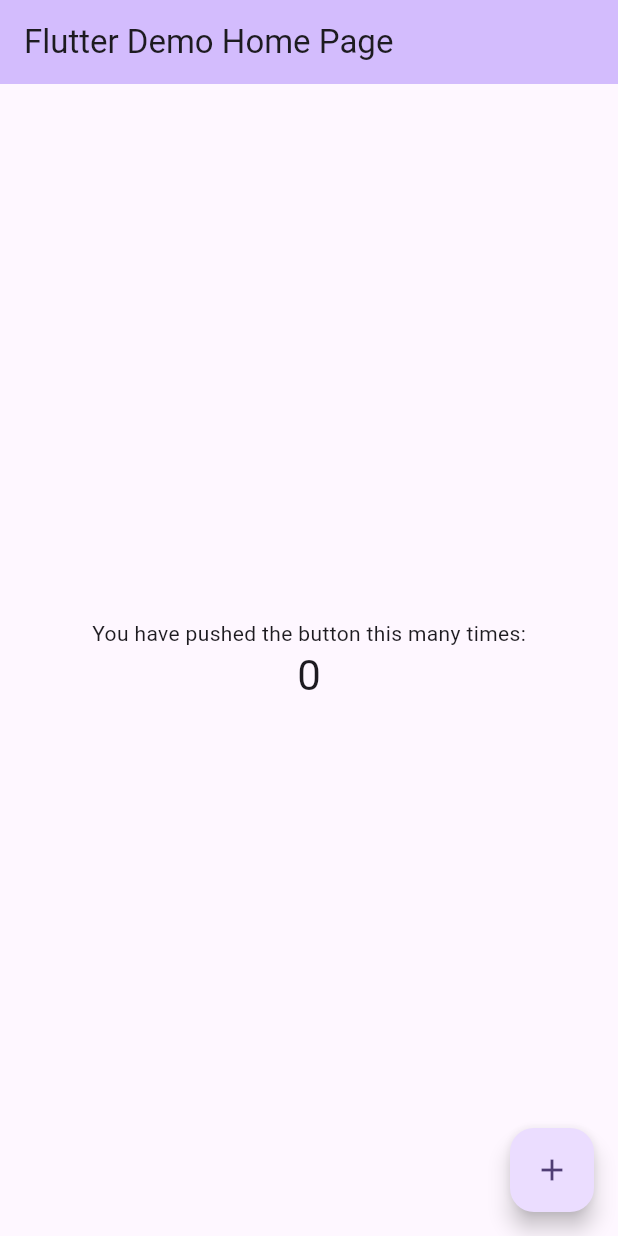
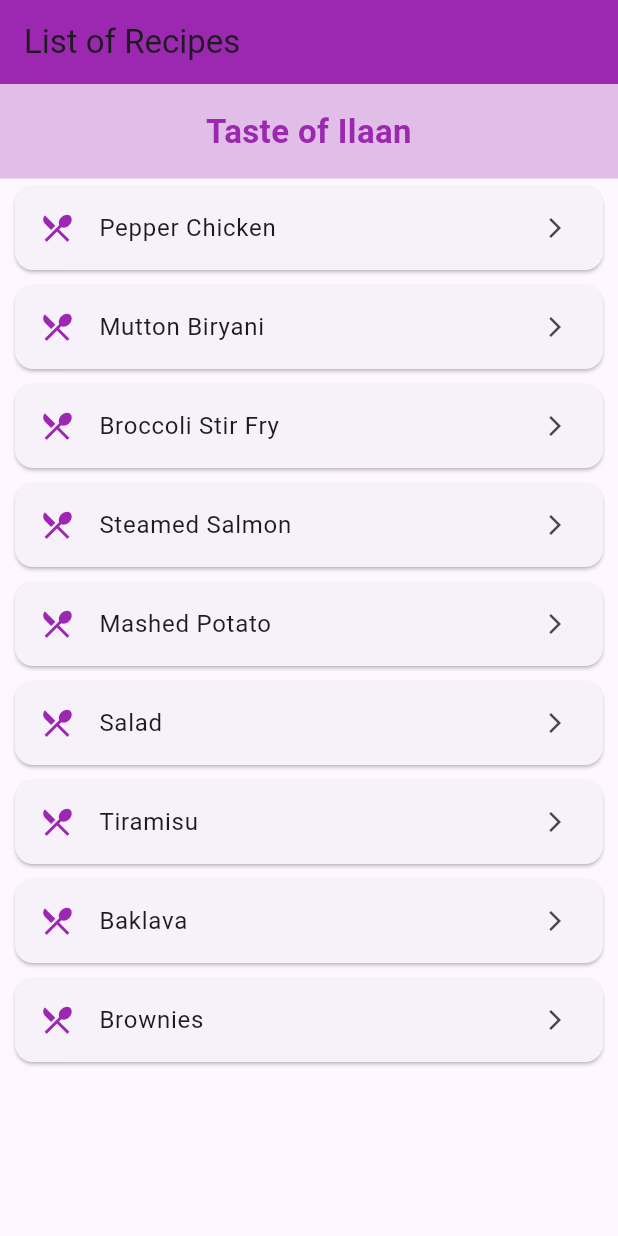
Before and after one commit to Lavanyathangaraj/mad_cw02, a Flutter app: the screen it shows after launch, on a phone screen of 412 x 824 dp. Run offline on Flutter 3.47's test engine with Material 3 defaults, Android fonts, the phone set to English and light mode, and no system bars.

Commit message:
HomeScreen - List of recepies

```diff
--- /dev/null
+++ b/lib/homeScreen.dart
@@ -0,0 +1,65 @@
+import 'package:flutter/material.dart';
+
+class HomeScreen extends StatelessWidget {
+  final List<String> recipes = [
+    'Pepper Chicken',
+    'Mutton Biryani',
+    'Broccoli Stir Fry',
+    'Steamed Salmon',
+    'Mashed Potato',
+    'Salad',
+    'Tiramisu',
+    'Baklava',
+    'Brownies',
+  ];
+
+  @override
+  Widget build(BuildContext context) {
+    return Scaffold(
+      appBar: AppBar(
+        title: const Text('List of Recipes'),
+        backgroundColor: Colors.purple,
+      ),
+      body: Column(
+        crossAxisAlignment: CrossAxisAlignment.start,
+        children: [
+          Container(
+            width: double.infinity,
+            color: Colors.purple[100],
+            padding: const EdgeInsets.all(16.0),
+            child: const Text(
+              'Taste of Ilaan',
+              style: TextStyle(
+                fontSize: 22,
+                fontWeight: FontWeight.bold,
+                color: Colors.purple,
+              ),
+              textAlign: TextAlign.center,
+            ),
+          ),
+
+          Expanded(
+            child: ListView.builder(
+              itemCount: recipes.length,
+              itemBuilder: (context, index) {
+                return Card(
+                  margin: const EdgeInsets.symmetric(horizontal: 10, vertical: 5),
+                  child: ListTile(
+                    leading: const Icon(Icons.restaurant_menu, color: Colors.purple),
+                    title: Text(recipes[index]),
+                    trailing: const Icon(Icons.arrow_forward_ios, size: 16),
+                    onTap: () {
+                      ScaffoldMessenger.of(context).showSnackBar(
+                        SnackBar(content: Text('Selected: ${recipes[index]}')),
+                      );
+                    },
+                  ),
+                );
+              },
+            ),
+          ),
+        ],
+      ),
+    );
+  }
+}
--- a/lib/main.dart
+++ b/lib/main.dart
@@ -1,4 +1,5 @@
 import 'package:flutter/material.dart';
+import 'homeScreen.dart'; // Make sure the file name matches exactly
 
 void main() {
   runApp(const MyApp());
@@ -7,116 +8,15 @@ void main() {
 class MyApp extends StatelessWidget {
   const MyApp({super.key});
 
-  // This widget is the root of your application.
   @override
   Widget build(BuildContext context) {
     return MaterialApp(
-      title: 'Flutter Demo',
+      debugShowCheckedModeBanner: false,
+      title: 'Recipe App',
       theme: ThemeData(
-        // This is the theme of your application.
-        //
-        // TRY THIS: Try running your application with "flutter run". You'll see
-        // the application has a purple toolbar. Then, without quitting the app,
-        // try changing the seedColor in the colorScheme below to Colors.green
-        // and then invoke "hot reload" (save your changes or press the "hot
-        // reload" button in a Flutter-supported IDE, or press "r" if you used
-        // the command line to start the app).
-        //
-        // Notice that the counter didn't reset back to zero; the application
-        // state is not lost during the reload. To reset the state, use hot
-        // restart instead.
-        //
-        // This works for code too, not just values: Most code changes can be
-        // tested with just a hot reload.
-        colorScheme: ColorScheme.fromSeed(seedColor: Colors.deepPurple),
+        primarySwatch: Colors.green,
       ),
-      home: const MyHomePage(title: 'Flutter Demo Home Page'),
+      home: HomeScreen(),
     );
   }
 }
-
-class MyHomePage extends StatefulWidget {
-  const MyHomePage({super.key, required this.title});
-
-  // This widget is the home page of your application. It is stateful, meaning
-  // that it has a State object (defined below) that contains fields that affect
-  // how it looks.
-
-  // This class is the configuration for the state. It holds the values (in this
-  // case the title) provided by the parent (in this case the App widget) and
-  // used by the build method of the State. Fields in a Widget subclass are
-  // always marked "final".
-
-  final String title;
-
-  @override
-  State<MyHomePage> createState() => _MyHomePageState();
-}
-
-class _MyHomePageState extends State<MyHomePage> {
-  int _counter = 0;
-
-  void _incrementCounter() {
-    setState(() {
-      // This call to setState tells the Flutter framework that something has
-      // changed in this State, which causes it to rerun the build method below
-      // so that the display can reflect the updated values. If we changed
-      // _counter without calling setState(), then the build method would not be
-      // called again, and so nothing would appear to happen.
-      _counter++;
-    });
-  }
-
-  @override
-  Widget build(BuildContext context) {
-    // This method is rerun every time setState is called, for instance as done
-    // by the _incrementCounter method above.
-    //
-    // The Flutter framework has been optimized to make rerunning build methods
-    // fast, so that you can just rebuild anything that needs updating rather
-    // than having to individually change instances of widgets.
-    return Scaffold(
-      appBar: AppBar(
-        // TRY THIS: Try changing the color here to a specific color (to
-        // Colors.amber, perhaps?) and trigger a hot reload to see the AppBar
-        // change color while the other colors stay the same.
-        backgroundColor: Theme.of(context).colorScheme.inversePrimary,
-        // Here we take the value from the MyHomePage object that was created by
-        // the App.build method, and use it to set our appbar title.
-        title: Text(widget.title),
-      ),
-      body: Center(
-        // Center is a layout widget. It takes a single child and positions it
-        // in the middle of the parent.
-        child: Column(
-          // Column is also a layout widget. It takes a list of children and
-          // arranges them vertically. By default, it sizes itself to fit its
-          // children horizontally, and tries to be as tall as its parent.
-          //
-          // Column has various properties to control how it sizes itself and
-          // how it positions its children. Here we use mainAxisAlignment to
-          // center the children vertically; the main axis here is the vertical
-          // axis because Columns are vertical (the cross axis would be
-          // horizontal).
-          //
-          // TRY THIS: Invoke "debug painting" (choose the "Toggle Debug Paint"
-          // action in the IDE, or press "p" in the console), to see the
-          // wireframe for each widget.
-          mainAxisAlignment: MainAxisAlignment.center,
-          children: <Widget>[
-            const Text('You have pushed the button this many times:'),
-            Text(
-              '$_counter',
-              style: Theme.of(context).textTheme.headlineMedium,
-            ),
-          ],
-        ),
-      ),
-      floatingActionButton: FloatingActionButton(
-        onPressed: _incrementCounter,
-        tooltip: 'Increment',
-        child: const Icon(Icons.add),
-      ), // This trailing comma makes auto-formatting nicer for build methods.
-    );
-  }
-}
```
